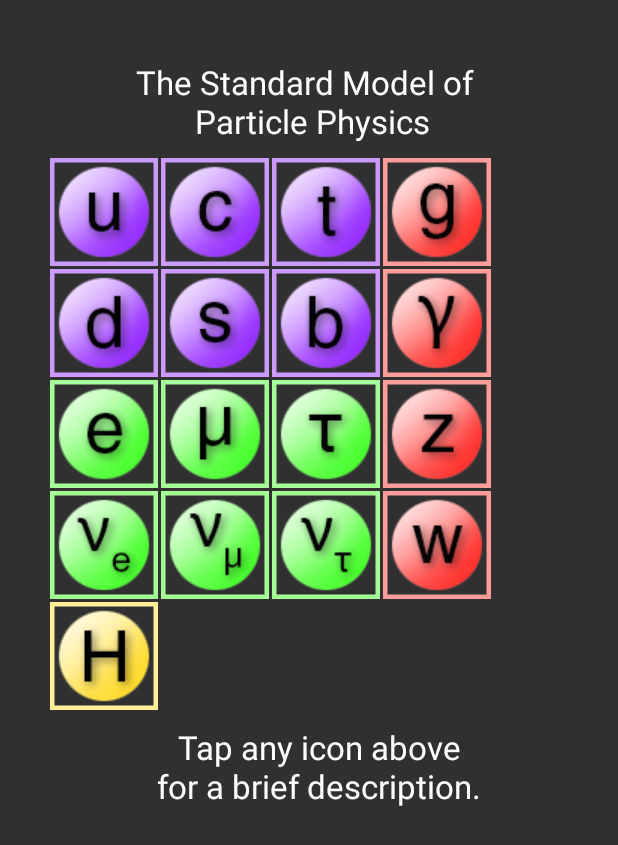
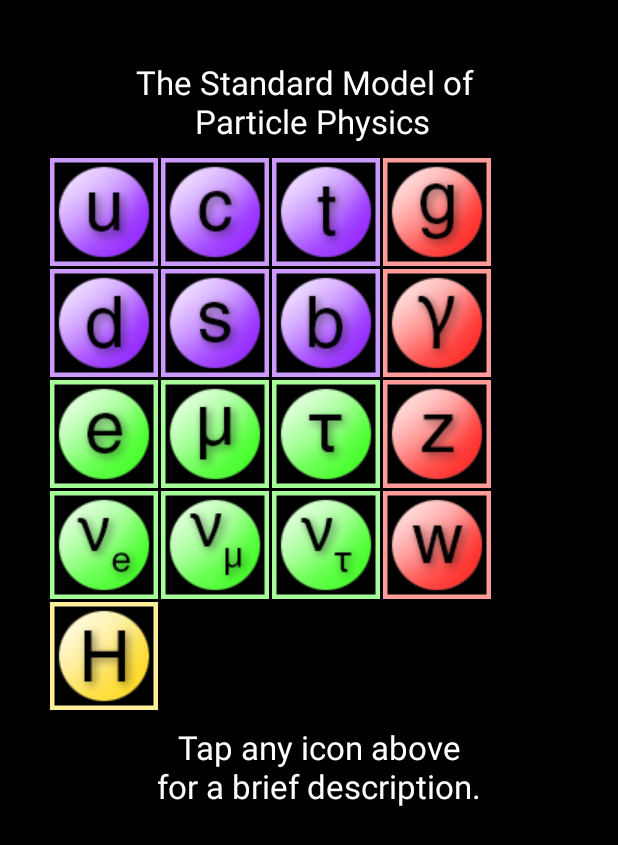
Before and after one commit to dnlwng243/quirky-quarks, an Android app: the StandardModel screen opened directly, with no data from a screen before it, on a phone screen of 412 x 824 dp. Shown: the top 845 px of the screen. Run offline under Robolectric (Android 15) with nearby library versions, the phone set to English and light mode, and no system bars.

Commit message:
more lucian

```diff
--- a/app/src/main/res/layout/activity_standard_model.xml
+++ b/app/src/main/res/layout/activity_standard_model.xml
@@ -7,7 +7,8 @@
     android:paddingLeft="@dimen/activity_horizontal_margin"
     android:paddingRight="@dimen/activity_horizontal_margin"
     android:paddingTop="@dimen/activity_vertical_margin"
-    tools:context="org.beautiful_butterflies.quirky_quarks.StandardModel">
+    tools:context="org.beautiful_butterflies.quirky_quarks.StandardModel"
+    android:background="#000000">
 
     <TextView
         android:layout_width="wrap_content"
```
